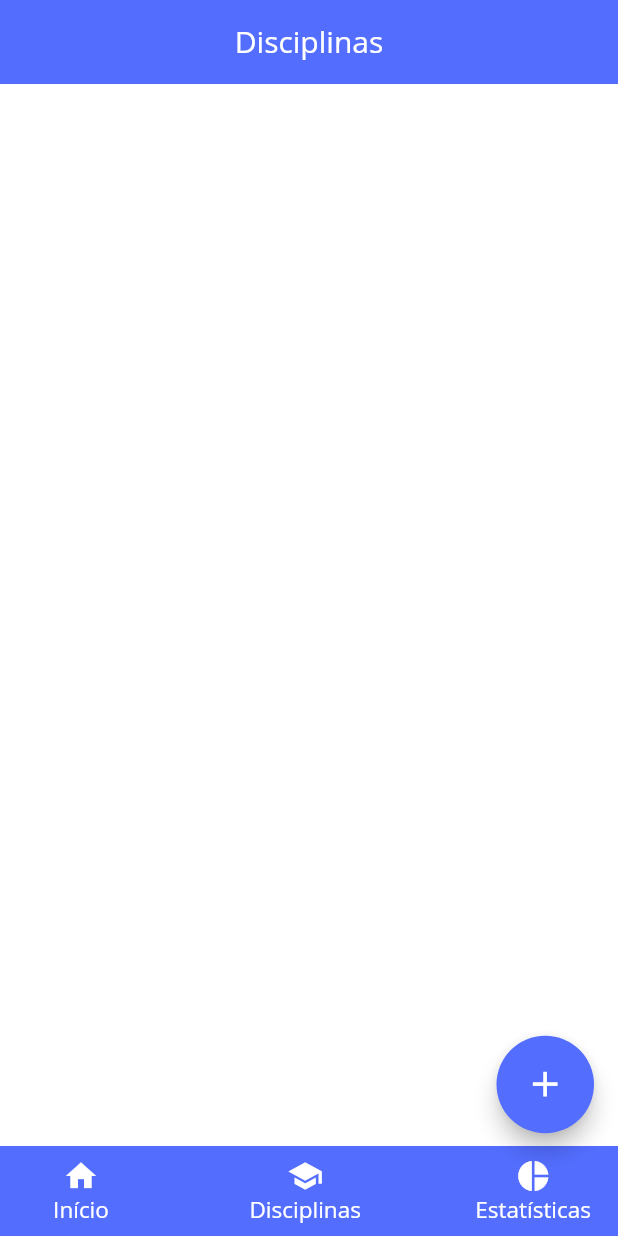
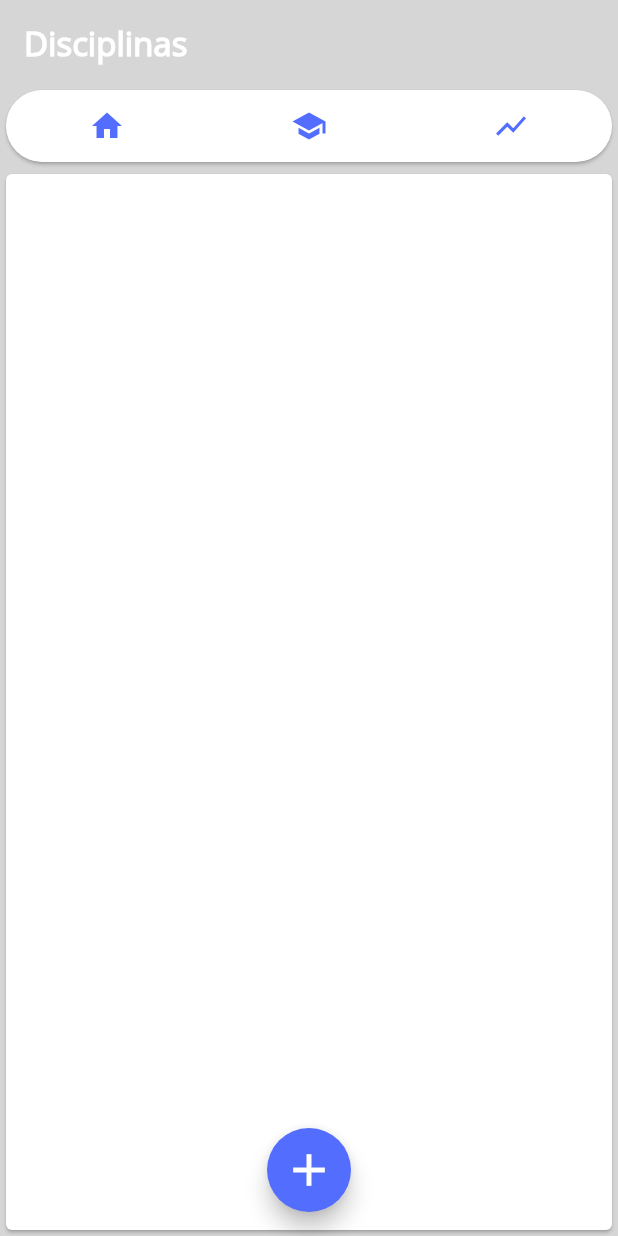
Before and after one commit to JonathanMSFerreira/ceapp, a Flutter app: the DisciplinasPage screen opened directly, on a phone screen of 412 x 824 dp. Run offline on Flutter 3.47's test engine with Material 2 defaults, Android fonts, the phone set to English and light mode, and no system bars; our stand-ins replace charts_flutter, datetime_picker_formfield, sqflite, table_calendar; accounts and stored records are empty.

Commit message:
alterações no layout

```diff
--- a/lib/fragments/bottom_navigation.dart
+++ b/lib/fragments/bottom_navigation.dart
@@ -12,18 +12,17 @@ class CeBottomNavigation extends StatefulWidget {
 class _CeBottomNavigationState extends State<CeBottomNavigation> {
   @override
   Widget build(BuildContext context) {
-    return  Container(
-        color: Colors.indigoAccent,
-        // height: 60.0,
-        padding: EdgeInsets.only(left: 10,right: 10),
-
+    return  Card(
+        color: Colors.white,
+        shape: new RoundedRectangleBorder(
+            borderRadius: new BorderRadius.circular(30.0)),
 
         child: Row(
-          mainAxisAlignment: MainAxisAlignment.spaceBetween,
+          mainAxisAlignment: MainAxisAlignment.spaceAround,
           children: <Widget>[
 
 
-            FlatButton(
+            IconButton(
               onPressed: () {
                 Navigator.pushReplacement(
                     context,
@@ -31,20 +30,14 @@ class _CeBottomNavigationState extends State<CeBottomNavigation> {
                         builder: (context) => CronogramaPage()));
               },
 
-              padding: EdgeInsets.all(8.0),
-              child: Column( // Replace with a Row for horizontal icon + text
-                children: <Widget>[
-                  Icon(Icons.home, color: Colors.white,),
-                  Text("Início", style: TextStyle(
-                      color: Colors.white,
-                      fontFamily: 'OpenSans',
-                      fontSize: 15.0))
-                ],
-              ),
+
+           icon:       Icon(Icons.home, color: Colors.indigoAccent,),
+
+
             ),
 
 
-            FlatButton(
+            IconButton(
               onPressed: () {
                 Navigator.pushReplacement(
                     context,
@@ -52,21 +45,14 @@ class _CeBottomNavigationState extends State<CeBottomNavigation> {
                         builder: (context) => DisciplinasPage()));
               },
 
-              padding: EdgeInsets.all(8.0),
-              child: Column( // Replace with a Row for horizontal icon + text
-                children: <Widget>[
-                  Icon(Icons.school, color: Colors.white,),
-                  Text("Disciplinas", style: TextStyle(
-                      color: Colors.white,
-                      fontFamily: 'OpenSans',
-                      fontSize: 15.0),)
-                ],
-              ),
+
+            icon: Icon(Icons.school, color: Colors.indigoAccent,),
+
             ),
 
 
 
-            FlatButton(
+            IconButton(
               onPressed: () {
                 Navigator.pushReplacement(
                     context,
@@ -74,16 +60,10 @@ class _CeBottomNavigationState extends State<CeBottomNavigation> {
                         builder: (context) => EstatisticasPage()));
               },
 
-              padding: EdgeInsets.all(8.0),
-              child: Column( // Replace with a Row for horizontal icon + text
-                children: <Widget>[
-                  Icon(Icons.pie_chart, color: Colors.white,),
-                  Text("Estatísticas", style: TextStyle(
-                      color: Colors.white,
-                      fontFamily: 'OpenSans',
-                      fontSize: 15.0),)
-                ],
-              ),
+
+
+                icon: Icon(Icons.show_chart, color: Colors.indigoAccent,),
+
             ),
 
 
--- a/lib/main.dart
+++ b/lib/main.dart
@@ -12,15 +12,17 @@ class MyApp extends StatelessWidget {
 
     return MaterialApp(
       title: 'Cronograma de Estudos',
+
       debugShowCheckedModeBanner: false,
       localizationsDelegates: [
         GlobalMaterialLocalizations.delegate,
         GlobalWidgetsLocalizations.delegate,  ],
       supportedLocales: [
         const Locale('pt', 'BR'), ],
-      theme: ThemeData(
+      darkTheme: ThemeData(
+
         backgroundColor: Colors.white,
-        primaryColor: Colors.indigoAccent,
+        primaryColor: Colors.white,
 
       ),
 
--- a/lib/ui/disciplinas_page.dart
+++ b/lib/ui/disciplinas_page.dart
@@ -11,8 +11,6 @@ class DisciplinasPage extends StatefulWidget {
 }
 
 class _DisciplinasPageState extends State<DisciplinasPage> {
-
-
   List<Disciplina> _listDisciplinas = new List<Disciplina>();
   DbCeAppHelper helper;
 
@@ -23,54 +21,48 @@ class _DisciplinasPageState extends State<DisciplinasPage> {
     super.initState();
   }
 
-
   @override
   Widget build(BuildContext context) {
     return Scaffold(
-        backgroundColor: Colors.white,
-
-
-
-
-        floatingActionButton: Container(
-          height: 170.0,
-          width: 65.0,
-          child: FittedBox(
-            child: FloatingActionButton(
-
+        backgroundColor: Colors.grey[350],
+        floatingActionButtonLocation: FloatingActionButtonLocation.centerFloat,
+        floatingActionButton:  FloatingActionButton(
                 backgroundColor: Colors.indigoAccent,
-                child: Icon(Icons.add),
-
+                child: Icon(Icons.add, color: Colors.white, size: 36.0,),
                 onPressed: () {
                   Navigator.push(
-                context,
-              new MaterialPageRoute(
-                    builder: (context) => NovaDisciplinaPage()));
+                      context,
+                      new MaterialPageRoute(
+                          builder: (context) => NovaDisciplinaPage()));
+                }),
 
+        appBar: AppBar(
+          backgroundColor: Colors.grey[350],
+          elevation: 0.0,
 
-                }),
+          title: Text(
+            "Disciplinas",
+            style: TextStyle(color: Colors.white, fontWeight:FontWeight.bold, fontFamily: 'OpenSans', fontSize: 22.0),
           ),
         ),
+        body: Container(
+            color: Colors.grey[350],
+            child: Column(
+              children: <Widget>[
+                CeBottomNavigation(),
+                Expanded(
+                  child: _listDisciplinas != null ?
 
-        appBar: AppBar(
-          elevation: 0.0,
-          centerTitle: true,
-          title: Text(
-            "Disciplinas",
-            style: TextStyle(color: Colors.white, fontFamily: 'OpenSans'),
-          ),
-        ),
-        body: Column(
-          children: <Widget>[
-            Expanded(
-              child: _listDisciplinas != null ?  _cardsDisciplinas(_listDisciplinas):  Container(),
-            ),
+                  Card(
 
-            CeBottomNavigation(),
+                   child: _cardsDisciplinas(_listDisciplinas),
 
+                  )
 
-          ],
-        ));
+                   : Container(),
+                ),
+              ],
+            )));
   }
 
   void _getListaDisciplinas() {
@@ -83,12 +75,11 @@ class _DisciplinasPageState extends State<DisciplinasPage> {
 }
 
 Widget _cardsDisciplinas(List<Disciplina> disciplinas) {
-
-  return ListView.builder(
+  return ListView.separated(
       itemCount: disciplinas.length,
+      separatorBuilder: (context, index) => Divider(height: 1.0, color: Colors.grey),
       itemBuilder: (context, index) {
-        return Card(
-            child: ListTile(
+        return ListTile(
           leading: CircleAvatar(
             backgroundColor: Color(disciplinas[index].cor),
             child: Center(
@@ -108,6 +99,6 @@ Widget _cardsDisciplinas(List<Disciplina> disciplinas) {
                 TextStyle(color: Color(disciplinas[index].cor), fontSize: 20.0),
           ),
           onTap: () {},
-        ));
+        );
       });
 }
--- a/lib/ui/splash_page.dart
+++ b/lib/ui/splash_page.dart
@@ -33,7 +33,7 @@ class _SplashPageState extends State<SplashPage> {
     return Container(
 
 
-      color: Colors.indigoAccent,
+      color: Colors.grey[350],
 
       child: Center(
 
```
Also changed, not shown: lib/ui/cronograma_page.dart (+22 -12 lines), lib/ui/cronometro_page.dart (+14 -6 lines), lib/ui/estatisticas_page.dart (+12 -7 lines), lib/ui/nova_disciplina_page.dart (+8 -7 lines).
